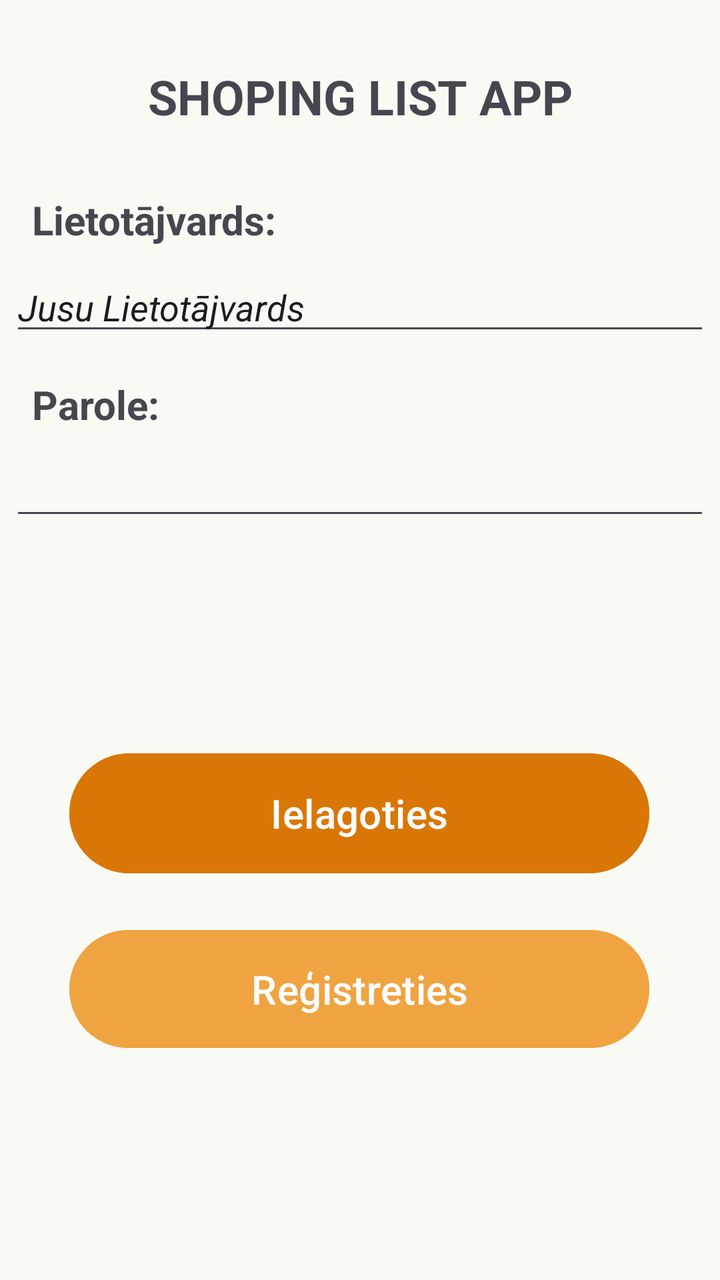
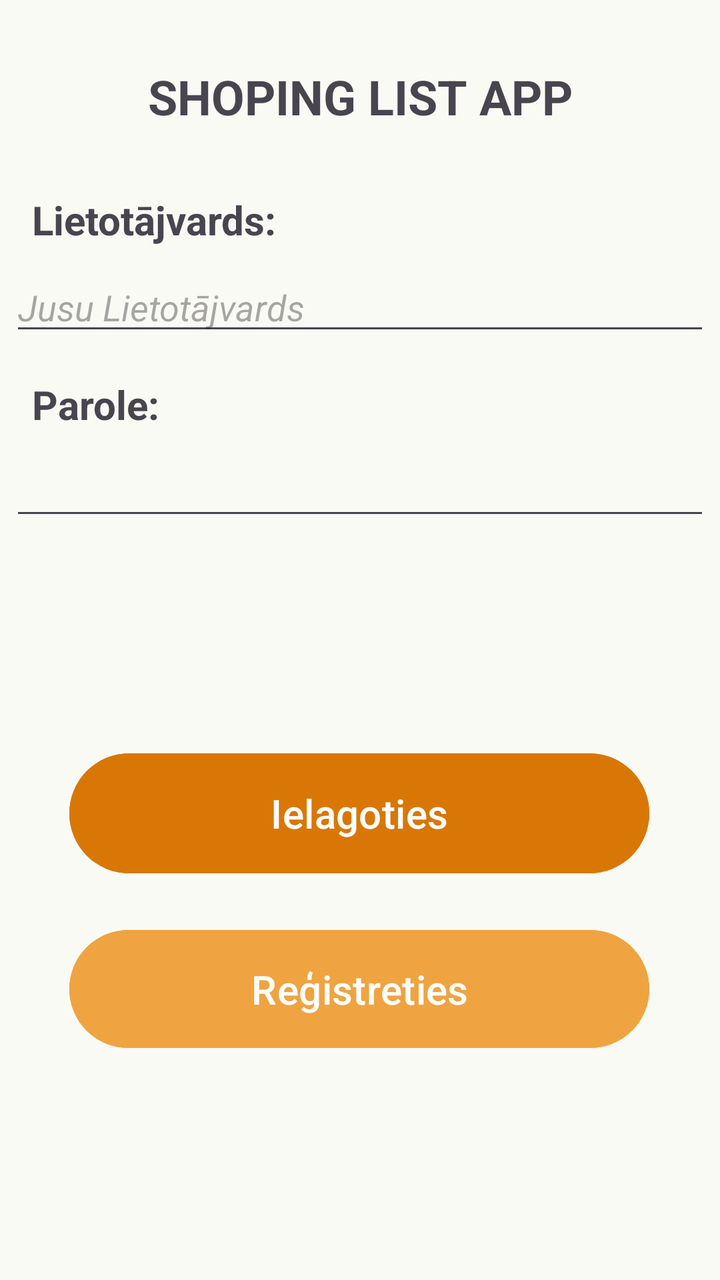

Screens rendered from an Android XML layout before and after an edit, with the pre-edit source and the edit as a unified diff.
<!-- AndroidManifest.xml: application theme Theme._11_PD2_PA_Giruckis_Nikitins_2026 -->
<!-- res/layout/login.xml -->
<?xml version="1.0" encoding="utf-8"?>
<androidx.constraintlayout.widget.ConstraintLayout xmlns:android="http://schemas.android.com/apk/res/android"
    xmlns:app="http://schemas.android.com/apk/res-auto"
    xmlns:tools="http://schemas.android.com/tools"
    android:layout_width="match_parent"
    android:layout_height="match_parent"
    android:background="#FAFAF5">

    <Button
        android:id="@+id/Login_Registration"
        android:layout_width="290dp"
        android:layout_height="67dp"
        android:layout_marginBottom="112dp"
        android:backgroundTint="#EFA441"
        android:insetLeft="0dp"
        android:insetTop="4dp"
        android:insetBottom="4dp"
        android:text="@string/Login_RegistrationText"
        android:textSize="20sp"
        app:layout_constraintBottom_toBottomOf="parent"
        app:layout_constraintEnd_toEndOf="parent"
        app:layout_constraintHorizontal_bias="0.495"
        app:layout_constraintStart_toStartOf="parent" />

    <Button
        android:id="@+id/Login_SignIn"
        android:layout_width="290dp"
        android:layout_height="68dp"
        android:layout_marginStart="16dp"
        android:layout_marginTop="32dp"
        android:layout_marginEnd="16dp"
        android:layout_marginBottom="20dp"
        android:backgroundTint="#D97706"
        android:foregroundTint="#D33939"
        android:text="@string/Login_SignInText"
        android:textSize="20sp"
        app:layout_constraintBottom_toTopOf="@+id/Login_Registration"
        app:layout_constraintEnd_toEndOf="parent"
        app:layout_constraintHorizontal_bias="0.492"
        app:layout_constraintStart_toStartOf="parent"
        app:layout_constraintTop_toBottomOf="@+id/Login_PasswordInput"
        app:layout_constraintVertical_bias="0.995" />

    <EditText
        android:id="@+id/Login_PasswordInput"
        android:layout_width="350dp"
        android:layout_height="wrap_content"
        android:layout_marginStart="16dp"
        android:layout_marginTop="8dp"
        android:layout_marginEnd="16dp"
        android:ems="10"
        android:inputType="textPassword"
        android:textColor="@color/black"
        app:layout_constraintEnd_toEndOf="parent"
        app:layout_constraintStart_toStartOf="parent"
        app:layout_constraintTop_toBottomOf="@+id/Login_PasswordText"
        tools:visibility="visible" />

    <TextView
        android:id="@+id/Login_PasswordText"
        android:layout_width="wrap_content"
        android:layout_height="wrap_content"
        android:layout_marginStart="16dp"
        android:layout_marginTop="16dp"
        android:text="@string/Login_PasswordText"
        android:textSize="20sp"
        android:textStyle="bold"
        app:layout_constraintStart_toStartOf="parent"
        app:layout_constraintTop_toBottomOf="@+id/Login_UsernameInput" />

    <TextView
        android:id="@+id/Login_UsernameText"
        android:layout_width="wrap_content"
        android:layout_height="wrap_content"
        android:layout_marginStart="16dp"
        android:layout_marginTop="32dp"
        android:text="@string/Login_UsernameText"
        android:textSize="20sp"
        android:textStyle="bold"
        app:layout_constraintStart_toStartOf="parent"
        app:layout_constraintTop_toBottomOf="@+id/Login_Text" />

    <EditText
        android:id="@+id/Login_UsernameInput"
        android:layout_width="350dp"
        android:layout_height="wrap_content"
        android:layout_marginStart="16dp"
        android:layout_marginTop="8dp"
        android:layout_marginEnd="16dp"
        android:ems="10"
        android:inputType="text"
        android:text="@string/Login_UsernameInputText"
        android:textStyle="italic"
        app:layout_constraintEnd_toEndOf="parent"
        app:layout_constraintStart_toStartOf="parent"
        app:layout_constraintTop_toBottomOf="@+id/Login_UsernameText" />

    <TextView
        android:id="@+id/Login_Text"
        android:layout_width="wrap_content"
        android:layout_height="wrap_content"
        android:layout_marginStart="24dp"
        android:layout_marginTop="32dp"
        android:layout_marginEnd="24dp"
        android:text="@string/Login_Text"
        android:textAllCaps="true"
        android:textSize="24sp"
        android:textStyle="bold"
        app:layout_constraintEnd_toEndOf="parent"
        app:layout_constraintStart_toStartOf="parent"
        app:layout_constraintTop_toTopOf="parent" />
</androidx.constraintlayout.widget.ConstraintLayout>
<!-- resources referenced by this layout -->
<resources>
  <color name="black">#FF000000</color>
  <string name="Login_PasswordText">Parole:</string>
  <string name="Login_RegistrationText">Reģistreties</string>
  <string name="Login_SignInText">Ielagoties</string>
  <string name="Login_Text">Shoping List app</string>
  <string name="Login_UsernameInputText">Jusu Lietotājvards</string>
  <string name="Login_UsernameText">Lietotājvards:</string>
  <style name="Theme._11_PD2_PA_Giruckis_Nikitins_2026" parent="Base.Theme._11_PD2_PA_Giruckis_Nikitins_2026" />
  <style name="Base.Theme._11_PD2_PA_Giruckis_Nikitins_2026" parent="Theme.Material3.DayNight.NoActionBar">
          
          
      </style>
</resources>

<!-- the commit's change to res/layout/login.xml (unified diff, before → after) -->
@@ -89,7 +89,7 @@
         android:layout_marginEnd="16dp"
         android:ems="10"
         android:inputType="text"
-        android:text="@string/Login_UsernameInputText"
+        android:hint="@string/Login_UsernameInputText"
         android:textStyle="italic"
         app:layout_constraintEnd_toEndOf="parent"
         app:layout_constraintStart_toStartOf="parent"
